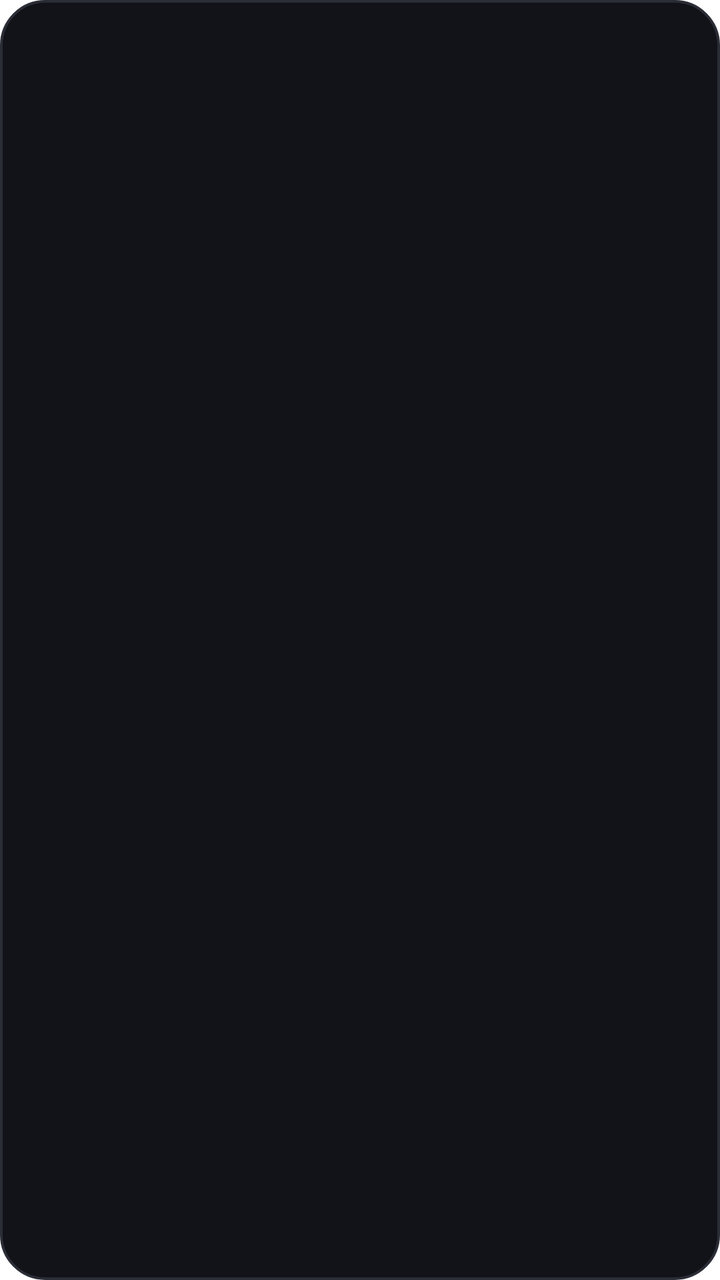
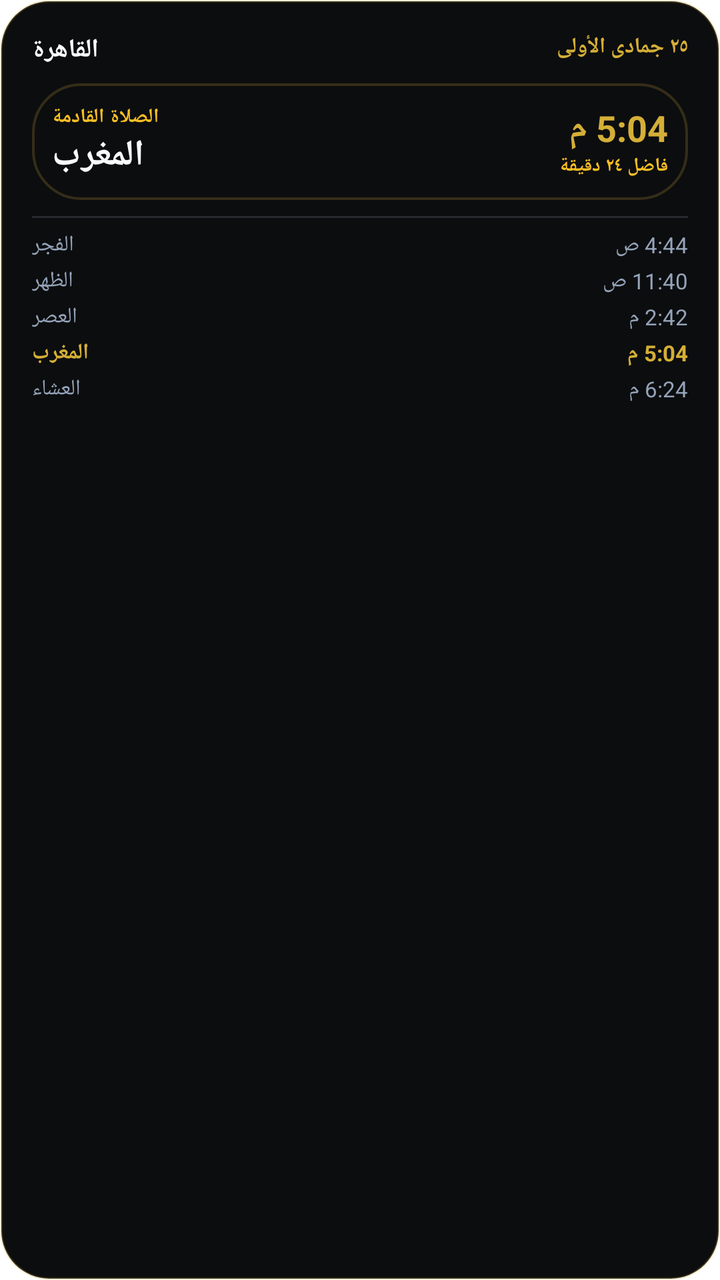

Before-and-after screenshots of an Android layout around one commit, followed by the original layout XML and the change that was made.
<!-- AndroidManifest.xml: fallback theme Theme.MaterialComponents.DayNight.NoActionBar -->
<!-- res/layout/widget_prayer_large.xml -->
<?xml version="1.0" encoding="utf-8"?>
<FrameLayout xmlns:android="http://schemas.android.com/apk/res/android"
    android:id="@+id/widget_root"
    android:layout_width="match_parent"
    android:layout_height="match_parent"
    android:background="@drawable/widget_background">

    <ImageView
        android:id="@+id/widget_image"
        android:layout_width="match_parent"
        android:layout_height="match_parent"
        android:scaleType="fitXY"
        android:contentDescription="@string/widget_prayer_large_name" />

    <LinearLayout
        android:id="@+id/widget_fallback"
        android:layout_width="match_parent"
        android:layout_height="match_parent"
        android:orientation="vertical"
        android:gravity="center"
        android:padding="16dp"
        android:visibility="gone">
        <TextView
            android:layout_width="wrap_content"
            android:layout_height="wrap_content"
            android:text="@string/widget_prayer_large_name"
            android:textColor="#38BDF8"
            android:textSize="16sp"
            android:textStyle="bold" />
    </LinearLayout>
</FrameLayout>
<!-- resources referenced by this layout -->
<resources>
  <!-- drawable widget_background (drawable) -->
  <?xml version="1.0" encoding="utf-8"?>
  <shape xmlns:android="http://schemas.android.com/apk/res/android"
      android:shape="rectangle">
      <solid android:color="#121318" />
      <corners android:radius="22dp" />
      <stroke
          android:width="1.2dp"
          android:color="#2A2D36" />
  </shape>
  <string name="widget_prayer_large_name">مواقيت الصلاة (موسع)</string>
</resources>

<!-- the commit's change to res/layout/widget_prayer_large.xml (unified diff, before → after) -->
@@ -5,27 +5,129 @@
     android:layout_height="match_parent"
     android:background="@drawable/widget_background">
 
+    
+    <LinearLayout
+        android:id="@+id/widget_fallback"
+        android:layout_width="match_parent"
+        android:layout_height="match_parent"
+        android:orientation="vertical"
+        android:padding="16dp"
+        android:visibility="visible">
+
+        
+        <RelativeLayout
+            android:layout_width="match_parent"
+            android:layout_height="wrap_content">
+            <TextView
+                android:layout_width="wrap_content"
+                android:layout_height="wrap_content"
+                android:layout_alignParentStart="true"
+                android:text="القاهرة"
+                android:textColor="#F8FAFC"
+                android:textSize="13sp"
+                android:textStyle="bold" />
+            <TextView
+                android:layout_width="wrap_content"
+                android:layout_height="wrap_content"
+                android:layout_alignParentEnd="true"
+                android:text="٢٥ جمادى الأولى"
+                android:textColor="#D4AF37"
+                android:textSize="11sp"
+                android:textStyle="bold" />
+        </RelativeLayout>
+
+        
+        <LinearLayout
+            android:layout_width="match_parent"
+            android:layout_height="wrap_content"
+            android:layout_marginTop="8dp"
+            android:background="@drawable/widget_background"
+            android:orientation="horizontal"
+            android:padding="10dp">
+            <LinearLayout
+                android:layout_width="0dp"
+                android:layout_height="wrap_content"
+                android:layout_weight="1"
+                android:orientation="vertical">
+                <TextView
+                    android:layout_width="wrap_content"
+                    android:layout_height="wrap_content"
+                    android:text="الصلاة القادمة"
+                    android:textColor="#FBBF24"
+                    android:textSize="10sp"
+                    android:textStyle="bold" />
+                <TextView
+                    android:layout_width="wrap_content"
+                    android:layout_height="wrap_content"
+                    android:text="المغرب"
+                    android:textColor="#F8FAFC"
+                    android:textSize="18sp"
+                    android:textStyle="bold" />
+            </LinearLayout>
+            <LinearLayout
+                android:layout_width="wrap_content"
+                android:layout_height="wrap_content"
+                android:gravity="end"
+                android:orientation="vertical">
+                <TextView
+                    android:layout_width="wrap_content"
+                    android:layout_height="wrap_content"
+                    android:text="5:04 م"
+                    android:textColor="#D4AF37"
+                    android:textSize="18sp"
+                    android:textStyle="bold" />
+                <TextView
+                    android:layout_width="wrap_content"
+                    android:layout_height="wrap_content"
+                    android:text="فاضل ٢٤ دقيقة"
+                    android:textColor="#FBBF24"
+                    android:textSize="9.5sp"
+                    android:textStyle="bold" />
+            </LinearLayout>
+        </LinearLayout>
+
+        <TextView
+            android:layout_width="match_parent"
+            android:layout_height="1dp"
+            android:layout_marginTop="8dp"
+            android:layout_marginBottom="6dp"
+            android:background="#28292E" />
+
+        
+        <LinearLayout
+            android:layout_width="match_parent"
+            android:layout_height="0dp"
+            android:layout_weight="1"
+            android:orientation="vertical">
+            <RelativeLayout android:layout_width="match_parent" android:layout_height="wrap_content" android:layout_marginBottom="3dp">
+                <TextView android:layout_width="wrap_content" android:layout_height="wrap_content" android:layout_alignParentStart="true" android:text="الفجر" android:textColor="#94A3B8" android:textSize="11sp" />
+                <TextView android:layout_width="wrap_content" android:layout_height="wrap_content" android:layout_alignParentEnd="true" android:text="4:44 ص" android:textColor="#94A3B8" android:textSize="11sp" />
+            </RelativeLayout>
+            <RelativeLayout android:layout_width="match_parent" android:layout_height="wrap_content" android:layout_marginBottom="3dp">
+                <TextView android:layout_width="wrap_content" android:layout_height="wrap_content" android:layout_alignParentStart="true" android:text="الظهر" android:textColor="#94A3B8" android:textSize="11sp" />
+                <TextView android:layout_width="wrap_content" android:layout_height="wrap_content" android:layout_alignParentEnd="true" android:text="11:40 ص" android:textColor="#94A3B8" android:textSize="11sp" />
+            </RelativeLayout>
+            <RelativeLayout android:layout_width="match_parent" android:layout_height="wrap_content" android:layout_marginBottom="3dp">
+                <TextView android:layout_width="wrap_content" android:layout_height="wrap_content" android:layout_alignParentStart="true" android:text="العصر" android:textColor="#94A3B8" android:textSize="11sp" />
+                <TextView android:layout_width="wrap_content" android:layout_height="wrap_content" android:layout_alignParentEnd="true" android:text="2:42 م" android:textColor="#94A3B8" android:textSize="11sp" />
+            </RelativeLayout>
+            <RelativeLayout android:layout_width="match_parent" android:layout_height="wrap_content" android:layout_marginBottom="3dp">
+                <TextView android:layout_width="wrap_content" android:layout_height="wrap_content" android:layout_alignParentStart="true" android:text="المغرب" android:textColor="#D4AF37" android:textSize="11sp" android:textStyle="bold" />
+                <TextView android:layout_width="wrap_content" android:layout_height="wrap_content" android:layout_alignParentEnd="true" android:text="5:04 م" android:textColor="#D4AF37" android:textSize="11sp" android:textStyle="bold" />
+            </RelativeLayout>
+            <RelativeLayout android:layout_width="match_parent" android:layout_height="wrap_content">
+                <TextView android:layout_width="wrap_content" android:layout_height="wrap_content" android:layout_alignParentStart="true" android:text="العشاء" android:textColor="#94A3B8" android:textSize="11sp" />
+                <TextView android:layout_width="wrap_content" android:layout_height="wrap_content" android:layout_alignParentEnd="true" android:text="6:24 م" android:textColor="#94A3B8" android:textSize="11sp" />
+            </RelativeLayout>
+        </LinearLayout>
+    </LinearLayout>
+
     <ImageView
         android:id="@+id/widget_image"
         android:layout_width="match_parent"
         android:layout_height="match_parent"
         android:scaleType="fitXY"
+        android:visibility="gone"
         android:contentDescription="@string/widget_prayer_large_name" />
 
-    <LinearLayout
-        android:id="@+id/widget_fallback"
-        android:layout_width="match_parent"
-        android:layout_height="match_parent"
-        android:orientation="vertical"
-        android:gravity="center"
-        android:padding="16dp"
-        android:visibility="gone">
-        <TextView
-            android:layout_width="wrap_content"
-            android:layout_height="wrap_content"
-            android:text="@string/widget_prayer_large_name"
-            android:textColor="#38BDF8"
-            android:textSize="16sp"
-            android:textStyle="bold" />
-    </LinearLayout>
 </FrameLayout>
<!-- resource entries referenced after the edit -->
@@ -4,11 +4,11 @@
   <?xml version="1.0" encoding="utf-8"?>
   <shape xmlns:android="http://schemas.android.com/apk/res/android"
       android:shape="rectangle">
-      <solid android:color="#121318" />
-      <corners android:radius="22dp" />
+      <solid android:color="#0C0D0F" />
+      <corners android:radius="24dp" />
       <stroke
           android:width="1.2dp"
-          android:color="#2A2D36" />
+          android:color="#33D4AF37" />
   </shape>
   <string name="widget_prayer_large_name">مواقيت الصلاة (موسع)</string>
 </resources>
